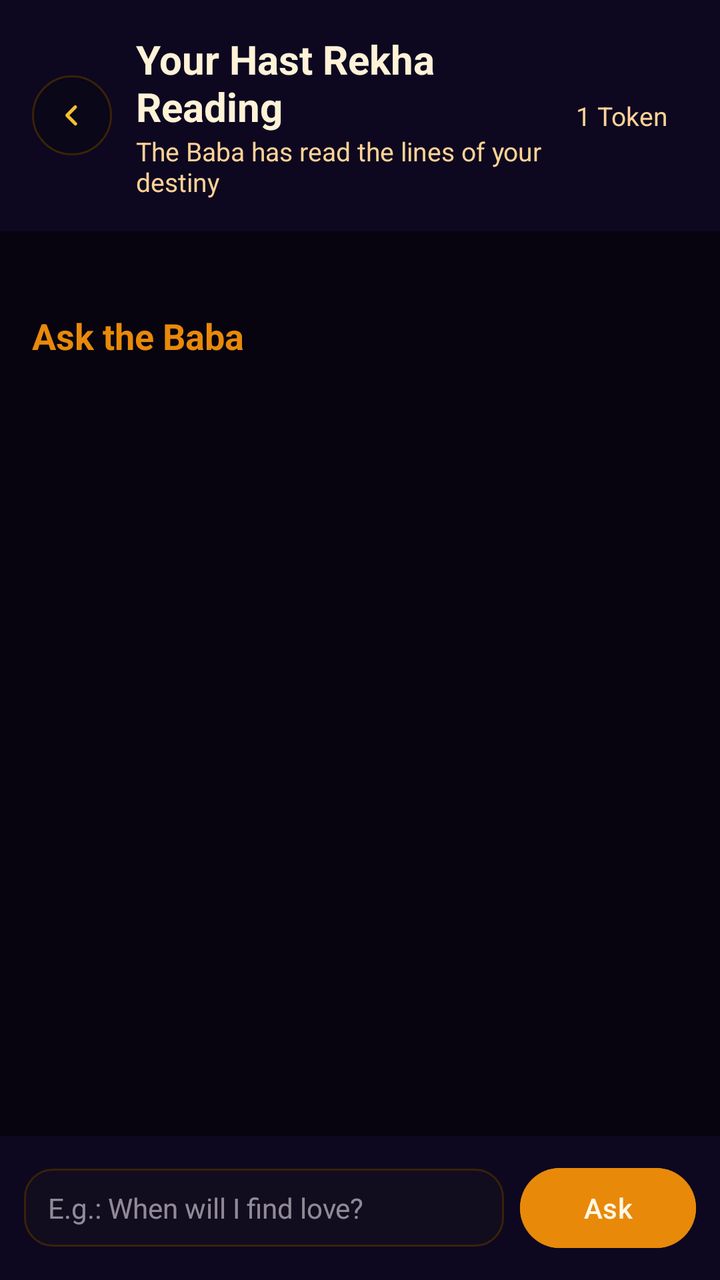
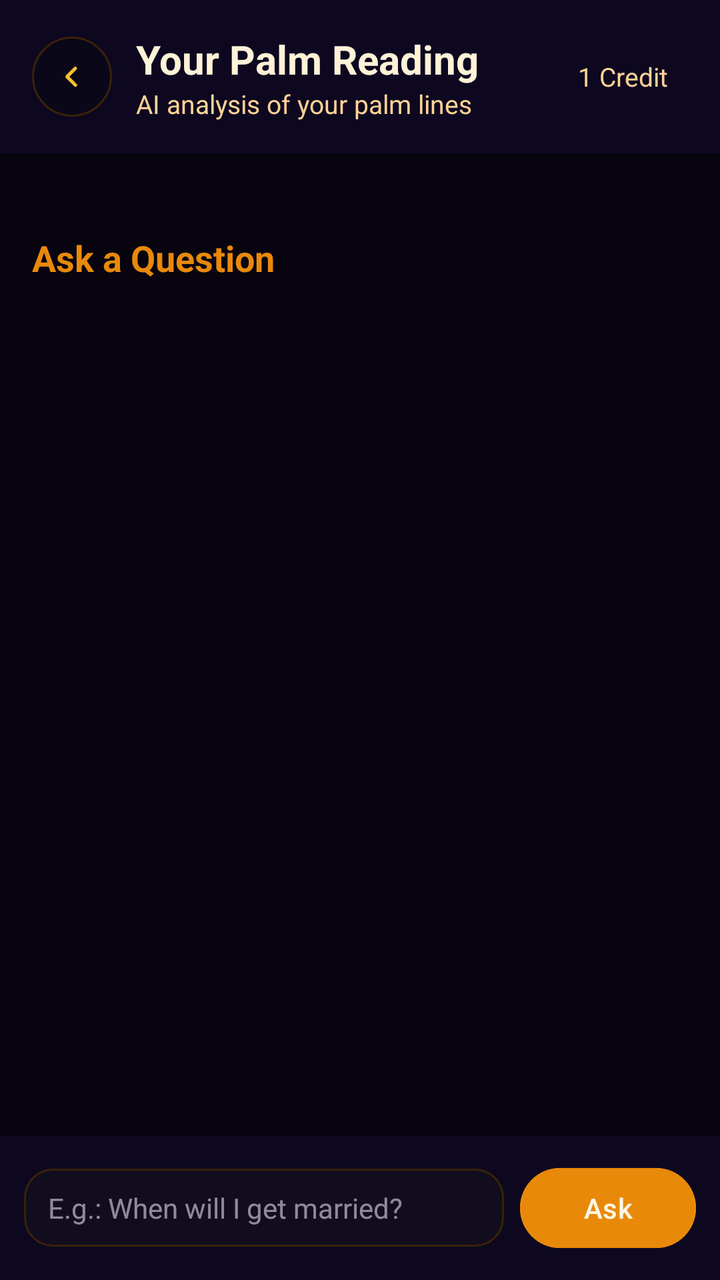

Two renders of the same Android screen: before a commit and after it. Below are the layout's source before the change and the commit's diff.
<!-- AndroidManifest.xml: application theme Theme.Astroapp -->
<!-- res/layout/activity_result.xml -->
<?xml version="1.0" encoding="utf-8"?>
<LinearLayout xmlns:android="http://schemas.android.com/apk/res/android"
    android:layout_width="match_parent"
    android:layout_height="match_parent"
    android:orientation="vertical"
    android:background="@color/bg_warm">

    
    <LinearLayout
        xmlns:app="http://schemas.android.com/apk/res-auto"
        android:layout_width="match_parent"
        android:layout_height="wrap_content"
        android:background="@color/surface"
        android:elevation="2dp"
        android:padding="16dp"
        android:orientation="horizontal"
        android:gravity="center_vertical">

        <ImageView
            android:id="@+id/btnBack"
            android:layout_width="40dp"
            android:layout_height="40dp"
            android:layout_marginEnd="12dp"
            android:background="@drawable/bg_topbar_icon"
            android:padding="10dp"
            android:scaleType="fitCenter"
            app:srcCompat="@drawable/ic_back_arrow"
            android:tint="@color/brand_gold"
            android:contentDescription="@string/cd_back_button" />

        <LinearLayout
            android:layout_width="0dp"
            android:layout_height="wrap_content"
            android:layout_weight="1"
            android:orientation="vertical">

            <TextView
                android:layout_width="wrap_content"
                android:layout_height="wrap_content"
                android:text="@string/result_title"
                android:textSize="20sp"
                android:textStyle="bold"
                android:textColor="@color/text_dark" />

            <TextView
                android:layout_width="wrap_content"
                android:layout_height="wrap_content"
                android:text="@string/result_subtitle"
                android:textSize="13sp"
                android:textColor="@color/text_medium" />
        </LinearLayout>

        <TextView
            android:id="@+id/tvCredits"
            android:layout_width="wrap_content"
            android:layout_height="wrap_content"
            android:text="@string/credits_single"
            android:textSize="13sp"
            android:textColor="@color/text_medium"
            android:paddingStart="10dp"
            android:paddingEnd="10dp"
            android:paddingTop="4dp"
            android:paddingBottom="4dp" />
    </LinearLayout>

    
    <ScrollView
        android:id="@+id/scrollView"
        android:layout_width="match_parent"
        android:layout_height="0dp"
        android:layout_weight="1"
        android:fillViewport="true">

        <LinearLayout
            android:layout_width="match_parent"
            android:layout_height="wrap_content"
            android:orientation="vertical"
            android:padding="16dp">

            
            <LinearLayout
                android:id="@+id/llReadings"
                android:layout_width="match_parent"
                android:layout_height="wrap_content"
                android:orientation="vertical" />

            
            <TextView
                android:layout_width="wrap_content"
                android:layout_height="wrap_content"
                android:text="@string/qa_title"
                android:textSize="18sp"
                android:textStyle="bold"
                android:textColor="@color/primary"
                android:layout_marginTop="24dp"
                android:layout_marginBottom="12dp" />

            
            <LinearLayout
                android:id="@+id/llChat"
                android:layout_width="match_parent"
                android:layout_height="wrap_content"
                android:orientation="vertical"
                android:layout_marginBottom="8dp" />

        </LinearLayout>
    </ScrollView>

    
    <LinearLayout
        android:layout_width="match_parent"
        android:layout_height="wrap_content"
        android:orientation="horizontal"
        android:padding="12dp"
        android:background="@color/surface"
        android:elevation="4dp">

        <EditText
            android:id="@+id/etQuestion"
            android:layout_width="0dp"
            android:layout_height="wrap_content"
            android:layout_weight="1"
            android:hint="@string/qa_hint"
            android:textSize="14sp"
            android:imeOptions="actionSend"
            android:inputType="text"
            android:maxLines="2"
            android:background="@drawable/bg_input"
            android:paddingStart="12dp"
            android:paddingEnd="12dp"
            android:paddingTop="10dp"
            android:paddingBottom="10dp"
            android:layout_marginEnd="8dp" />

        <com.google.android.material.button.MaterialButton
            android:id="@+id/btnSend"
            android:layout_width="wrap_content"
            android:layout_height="wrap_content"
            android:text="@string/btn_send"
            android:backgroundTint="@color/primary" />

    </LinearLayout>
</LinearLayout>
<!-- resources referenced by this layout -->
<resources>
  <color name="bg_warm">#07040F</color>
  <color name="brand_gold">#F5C030</color>
  <color name="primary">#E8890A</color>
  <color name="surface">#0D0820</color>
  <color name="text_dark">#FFF2D7</color>
  <color name="text_medium">#FFD296</color>
  <!-- drawable bg_input (drawable) -->
  <?xml version="1.0" encoding="utf-8"?>
  <shape xmlns:android="http://schemas.android.com/apk/res/android"
      android:shape="rectangle">
      <solid android:color="@color/input_bg" />
      <corners android:radius="14dp" />
      <stroke android:width="1dp" android:color="@color/input_border" />
  </shape>
  <!-- drawable bg_topbar_icon (drawable) -->
  <?xml version="1.0" encoding="utf-8"?>
  <shape xmlns:android="http://schemas.android.com/apk/res/android"
      android:shape="oval">
      <solid android:color="@color/surface_container_low" />
      <stroke
          android:width="1dp"
          android:color="@color/glass_card_border" />
  </shape>
  <!-- drawable ic_back_arrow (drawable) -->
  <?xml version="1.0" encoding="utf-8"?>
  <vector xmlns:android="http://schemas.android.com/apk/res/android"
      android:width="24dp"
      android:height="24dp"
      android:viewportWidth="24"
      android:viewportHeight="24">
      <path
          android:fillColor="#FFFFFFFF"
          android:pathData="M14.7,6.3a1,1 0,0 1,0 1.4L10.41,12l4.29,4.3a1,1 0,1 1,-1.41 1.4l-5,-5a1,1 0,0 1,0 -1.4l5,-5a1,1 0,0 1,1.41 0z" />
  </vector>
  <string name="btn_send">Ask</string>
  <string name="cd_back_button">Return</string>
  <string name="credits_single">1 Token</string>
  <string name="qa_hint">E.g.: When will I find love?</string>
  <string name="qa_title">Ask the Baba</string>
  <string name="result_subtitle">The Baba has read the lines of your destiny</string>
  <string name="result_title">Your Hast Rekha Reading</string>
  <color name="input_bg">#110C1E</color>
  <color name="input_border">#3A2208</color>
  <color name="surface_container_low">#0A0718</color>
  <color name="glass_card_border">#3A2208</color>
  <color name="primary_dark">#C9720A</color>
  <color name="on_primary">#FFF8E7</color>
  <color name="primary_container">#2E1804</color>
  <color name="on_primary_container">#FFD080</color>
  <color name="secondary">#F5C030</color>
  <color name="on_secondary">#1A1200</color>
  <color name="secondary_container">#3A2A00</color>
  <color name="on_secondary_container">#FFE580</color>
  <color name="tertiary">#F5C030</color>
  <color name="on_tertiary">#1A1200</color>
  <color name="tertiary_container">#3A2A00</color>
  <color name="on_tertiary_container">#FFE580</color>
  <color name="error">#FF4D4D</color>
  <color name="on_error">#FFFFFF</color>
  <color name="error_container">#93000A</color>
  <color name="on_error_container">#FFDAD6</color>
  <color name="on_surface">#FFF2D7</color>
  <color name="surface_variant">#150E22</color>
  <color name="on_surface_variant">#FFD296</color>
  <color name="outline">#3A2208</color>
  <style name="ShapeAppearance.Astro.SmallComponent" parent="ShapeAppearance.Material3.SmallComponent">
          <item name="cornerSize">@dimen/radius_sm</item>
      </style>
  <style name="ShapeAppearance.Astro.MediumComponent" parent="ShapeAppearance.Material3.MediumComponent">
          <item name="cornerSize">@dimen/radius_md</item>
      </style>
  <style name="ShapeAppearance.Astro.LargeComponent" parent="ShapeAppearance.Material3.LargeComponent">
          <item name="cornerSize">@dimen/radius_lg</item>
      </style>
  <dimen name="radius_sm">8dp</dimen>
  <dimen name="radius_md">12dp</dimen>
  <dimen name="radius_lg">16dp</dimen>
  <!-- unchanged entries left out for length: 1 -->
</resources>

<!-- the commit's change to res/layout/activity_result.xml (unified diff, before → after) -->
@@ -25,7 +25,7 @@
             android:padding="10dp"
             android:scaleType="fitCenter"
             app:srcCompat="@drawable/ic_back_arrow"
-            android:tint="@color/brand_gold"
+            app:tint="@color/brand_gold"
             android:contentDescription="@string/cd_back_button" />
 
         <LinearLayout
<!-- resource entries referenced after the edit -->
@@ -35,12 +35,12 @@
           android:pathData="M14.7,6.3a1,1 0,0 1,0 1.4L10.41,12l4.29,4.3a1,1 0,1 1,-1.41 1.4l-5,-5a1,1 0,0 1,0 -1.4l5,-5a1,1 0,0 1,1.41 0z" />
   </vector>
   <string name="btn_send">Ask</string>
-  <string name="cd_back_button">Return</string>
-  <string name="credits_single">1 Token</string>
-  <string name="qa_hint">E.g.: When will I find love?</string>
-  <string name="qa_title">Ask the Baba</string>
-  <string name="result_subtitle">The Baba has read the lines of your destiny</string>
-  <string name="result_title">Your Hast Rekha Reading</string>
+  <string name="cd_back_button">Go back</string>
+  <string name="credits_single">1 Credit</string>
+  <string name="qa_hint">E.g.: When will I get married?</string>
+  <string name="qa_title">Ask a Question</string>
+  <string name="result_subtitle">AI analysis of your palm lines</string>
+  <string name="result_title">Your Palm Reading</string>
   <color name="input_bg">#110C1E</color>
   <color name="input_border">#3A2208</color>
   <color name="surface_container_low">#0A0718</color>
